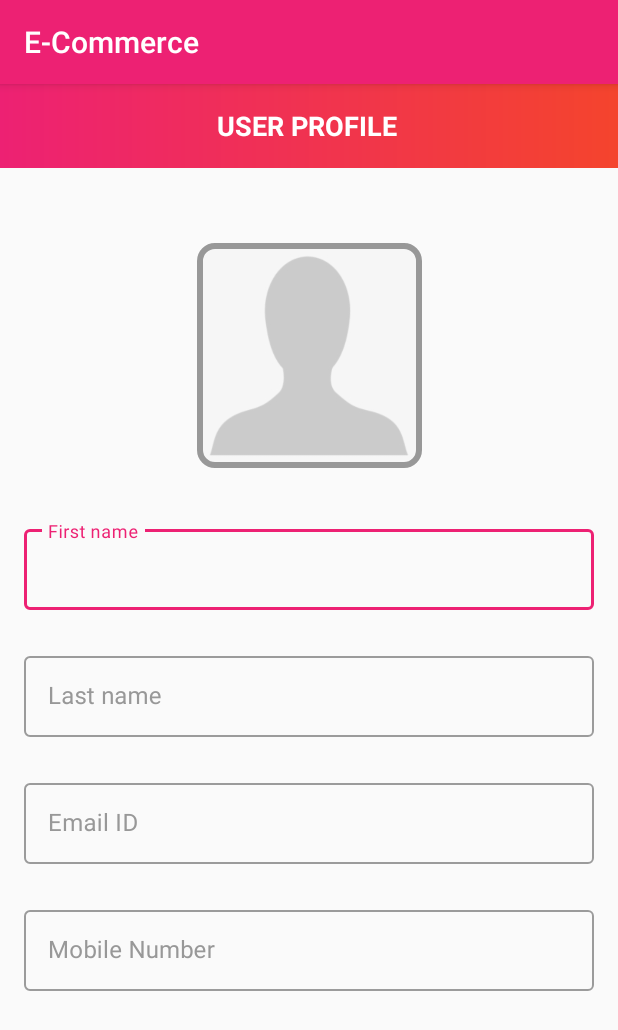
After one commit to Aaron-Cartier/E-Commerce_App, an Android app: the UserProfileActivity screen opened directly, with no data from a screen before it, on a phone screen of 412 x 824 dp. The commit adds this screen. Shown: the top 1030 px of the screen. Run offline under Robolectric (Android 15) with nearby library versions, the phone set to English and light mode, and no system bars.

Commit message:
commit #30 - Added a new activity named UserProfileActivity, this will be the profile edit part of the account. Added the initial layout, dimensions, string values, and colors.

```diff
--- a/app/src/main/AndroidManifest.xml
+++ b/app/src/main/AndroidManifest.xml
@@ -9,9 +9,12 @@
         android:roundIcon="@mipmap/ic_launcher_round"
         android:supportsRtl="true"
         android:theme="@style/AppTheme">
-        <activity android:name=".activities.ForgotPasswordActivity"
+        <activity android:name=".activities.UserProfileActivity"
+            android:screenOrientation="portrait"></activity>
+        <activity
+            android:name=".activities.ForgotPasswordActivity"
             android:screenOrientation="portrait"
-            android:theme="@style/AppTheme.NoActionBar"></activity>
+            android:theme="@style/AppTheme.NoActionBar" />
         <activity android:name=".activities.BaseActivity" />
         <activity
             android:name=".activities.RegisterActivity"
--- /dev/null
+++ b/app/src/main/java/com/example/e_commerce/activities/UserProfileActivity.kt
@@ -0,0 +1,12 @@
+package com.example.e_commerce.activities
+
+import androidx.appcompat.app.AppCompatActivity
+import android.os.Bundle
+import com.example.e_commerce.R
+
+class UserProfileActivity : AppCompatActivity() {
+    override fun onCreate(savedInstanceState: Bundle?) {
+        super.onCreate(savedInstanceState)
+        setContentView(R.layout.activity_user_profile)
+    }
+}
--- /dev/null
+++ b/app/src/main/res/drawable/app_gradient_color_background.xml
@@ -0,0 +1,10 @@
+<?xml version="1.0" encoding="utf-8"?>
+<shape xmlns:android="http://schemas.android.com/apk/res/android">
+    android:shape="rectangle">
+
+    <gradient
+        android:angle="360"
+        android:endColor="@color/colorThemeOrange"
+        android:startColor="@color/colorThemePink"
+        android:type="linear" />
+</shape>
--- /dev/null
+++ b/app/src/main/res/drawable/user_image_background.xml
@@ -0,0 +1,10 @@
+<?xml version="1.0" encoding="utf-8"?>
+<shape xmlns:android="http://schemas.android.com/apk/res/android">
+    android:shape="rectangle">
+
+    <stroke
+        android:width="@dimen/user_image_background_stroke"
+        android:color="@color/colorSecondaryText" />
+
+    <corners android:radius="@dimen/user_image_background_corner_radius" />
+</shape>
--- /dev/null
+++ b/app/src/main/res/layout/activity_user_profile.xml
@@ -0,0 +1,169 @@
+<?xml version="1.0" encoding="utf-8"?>
+<androidx.constraintlayout.widget.ConstraintLayout xmlns:android="http://schemas.android.com/apk/res/android"
+    xmlns:app="http://schemas.android.com/apk/res-auto"
+    xmlns:tools="http://schemas.android.com/tools"
+    android:layout_width="match_parent"
+    android:layout_height="match_parent"
+    tools:context=".activities.UserProfileActivity">
+
+    <androidx.appcompat.widget.Toolbar
+        android:id="@+id/toolbar_user_profile_activity"
+        android:layout_width="match_parent"
+        android:layout_height="?attr/actionBarSize"
+        android:background="@drawable/app_gradient_color_background"
+        app:layout_constraintEnd_toEndOf="parent"
+        app:layout_constraintStart_toStartOf="parent"
+        app:layout_constraintTop_toTopOf="parent">
+
+        <TextView
+            android:id="@+id/tv_title"
+            android:layout_width="match_parent"
+            android:layout_height="match_parent"
+            android:gravity="center"
+            android:paddingStart="@dimen/user_profile_toolbar_title_paddingStart"
+            android:paddingEnd="0dp"
+            android:text="@string/title_complete_profile"
+            android:textColor="@color/colorWhite"
+            android:textSize="@dimen/toolbar_title_text_size"
+            android:textStyle="bold" />
+
+    </androidx.appcompat.widget.Toolbar>
+
+    <ScrollView
+        android:layout_width="match_parent"
+        android:layout_height="0dp"
+        android:fillViewport="true"
+        android:scrollbars="none"
+        app:layout_constraintBottom_toBottomOf="parent"
+        app:layout_constraintEnd_toEndOf="parent"
+        app:layout_constraintStart_toStartOf="parent"
+        app:layout_constraintTop_toBottomOf="@id/toolbar_user_profile_activity">
+
+        <androidx.constraintlayout.widget.ConstraintLayout
+            android:layout_width="match_parent"
+            android:layout_height="wrap_content">
+
+            <FrameLayout
+                android:id="@+id/fl_user_image"
+                android:layout_width="@dimen/profile_user_image_size"
+                android:layout_height="@dimen/profile_user_image_size"
+                android:layout_marginTop="@dimen/profile_user_image_marginTop"
+                app:layout_constraintEnd_toEndOf="parent"
+                app:layout_constraintStart_toStartOf="parent"
+                app:layout_constraintTop_toTopOf="parent">
+
+                <ImageView
+                    android:id="@+id/iv_user_photo"
+                    android:layout_width="match_parent"
+                    android:layout_height="match_parent"
+                    android:layout_margin="@dimen/profile_user_photo_margin"
+                    android:background="@color/colorLightGrey"
+                    android:contentDescription="@string/content_description"
+                    android:scaleType="fitXY"
+                    android:src="@drawable/ic_user_placeholder" />
+
+                <View
+                    android:layout_width="match_parent"
+                    android:layout_height="match_parent"
+                    android:background="@drawable/user_image_background" />
+            </FrameLayout>
+
+            <com.google.android.material.textfield.TextInputLayout
+                android:id="@+id/til_first_name"
+                style="@style/Widget.MaterialComponents.TextInputLayout.OutlinedBox"
+                android:layout_width="match_parent"
+                android:layout_height="wrap_content"
+                android:layout_marginStart="16dp"
+                android:layout_marginTop="35dp"
+                android:layout_marginEnd="16dp"
+                android:hint="@string/hint_first_name"
+                android:textColorHint="@color/colorSecondaryText"
+                app:layout_constraintEnd_toEndOf="parent"
+                app:layout_constraintStart_toStartOf="parent"
+                app:layout_constraintTop_toBottomOf="@id/fl_user_image">
+
+                <com.example.e_commerce.utils.EditText
+                    android:id="@+id/et_first_name"
+                    android:layout_width="match_parent"
+                    android:layout_height="wrap_content"
+                    android:inputType="text"
+                    android:padding="@dimen/et_padding"
+                    android:textColor="@color/colorPrimaryText"
+                    android:textSize="@dimen/et_textSize" />
+            </com.google.android.material.textfield.TextInputLayout>
+
+            <com.google.android.material.textfield.TextInputLayout
+                android:id="@+id/til_last_name"
+                style="@style/Widget.MaterialComponents.TextInputLayout.OutlinedBox"
+                android:layout_width="match_parent"
+                android:layout_height="wrap_content"
+                android:layout_marginStart="16dp"
+                android:layout_marginTop="25dp"
+                android:layout_marginEnd="16dp"
+                android:hint="@string/hint_last_name"
+                android:textColorHint="@color/colorSecondaryText"
+                app:layout_constraintEnd_toEndOf="parent"
+                app:layout_constraintStart_toStartOf="parent"
+                app:layout_constraintTop_toBottomOf="@id/til_first_name">
+
+                <com.example.e_commerce.utils.EditText
+                    android:id="@+id/et_last_name"
+                    android:layout_width="match_parent"
+                    android:layout_height="wrap_content"
+                    android:inputType="text"
+                    android:padding="@dimen/et_padding"
+                    android:textColor="@color/colorPrimaryText"
+                    android:textSize="@dimen/et_textSize" />
+            </com.google.android.material.textfield.TextInputLayout>
+
+            <com.google.android.material.textfield.TextInputLayout
+                android:id="@+id/til_email"
+                style="@style/Widget.MaterialComponents.TextInputLayout.OutlinedBox"
+                android:layout_width="match_parent"
+                android:layout_height="wrap_content"
+                android:layout_marginStart="16dp"
+                android:layout_marginTop="25dp"
+                android:layout_marginEnd="16dp"
+                android:hint="@string/et_hint_email_id"
+                android:textColorHint="@color/colorSecondaryText"
+                app:layout_constraintEnd_toEndOf="parent"
+                app:layout_constraintStart_toStartOf="parent"
+                app:layout_constraintTop_toBottomOf="@id/til_last_name">
+
+                <com.example.e_commerce.utils.EditText
+                    android:id="@+id/et_email"
+                    android:layout_width="match_parent"
+                    android:layout_height="wrap_content"
+                    android:inputType="textEmailAddress"
+                    android:padding="@dimen/et_padding"
+                    android:textColor="@color/colorPrimaryText"
+                    android:textSize="@dimen/et_textSize" />
+            </com.google.android.material.textfield.TextInputLayout>
+
+            <com.google.android.material.textfield.TextInputLayout
+                android:id="@+id/til_mobile_number"
+                style="@style/Widget.MaterialComponents.TextInputLayout.OutlinedBox"
+                android:layout_width="match_parent"
+                android:layout_height="wrap_content"
+                android:layout_marginStart="16dp"
+                android:layout_marginTop="25dp"
+                android:layout_marginEnd="16dp"
+                android:hint="@string/et_hint_mobile_number"
+                android:textColorHint="@color/colorSecondaryText"
+                app:layout_constraintEnd_toEndOf="parent"
+                app:layout_constraintStart_toStartOf="parent"
+                app:layout_constraintTop_toBottomOf="@id/til_email">
+
+                <com.example.e_commerce.utils.EditText
+                    android:id="@+id/et_mobile_number"
+                    android:layout_width="match_parent"
+                    android:layout_height="wrap_content"
+                    android:inputType="phone"
+                    android:padding="@dimen/et_padding"
+                    android:textColor="@color/colorPrimaryText"
+                    android:textSize="@dimen/et_textSize" />
+            </com.google.android.material.textfield.TextInputLayout>
+
+        </androidx.constraintlayout.widget.ConstraintLayout>
+    </ScrollView>
+</androidx.constraintlayout.widget.ConstraintLayout>
--- a/app/src/main/res/values/colors.xml
+++ b/app/src/main/res/values/colors.xml
@@ -16,4 +16,6 @@
     <color name="colorSnackBarError">#F72400</color>
     <color name="colorSnackBarSuccess">#88C34A</color>
 
+    <color name="colorLightGrey">#F1F1F1</color>
+
 </resources>
--- a/app/src/main/res/values/dimensions.xml
+++ b/app/src/main/res/values/dimensions.xml
@@ -28,4 +28,15 @@
 
     <dimen name="forgot_password_title_textSize">18sp</dimen>
     <dimen name="forgot_password_title_description_textSize">14sp</dimen>
+
+    <dimen name="user_image_background_stroke">4dp</dimen>
+    <dimen name="user_image_background_corner_radius">10dp</dimen>
+    <dimen name="profile_user_image_size">150dp</dimen>
+    <dimen name="profile_user_image_marginTop">50dp</dimen>
+    <dimen name="profile_user_photo_margin">3dp</dimen>
+    <dimen name="profile_radio_button_height">40dp</dimen>
+    <dimen name="profile_radio_button_marginStartEnd">3dp</dimen>
+    <dimen name="gender_radio_button_radius">5dp</dimen>
+    <dimen name="gender_radio_button_stroke_width">1dp</dimen>
+    <dimen name="user_profile_toolbar_title_paddingStart">-18dp</dimen>
 </resources>
--- a/app/src/main/res/values/strings.xml
+++ b/app/src/main/res/values/strings.xml
@@ -43,4 +43,10 @@
     <string name="email_sent_success">Password reset email sent!</string>
     <string name="register_success">You have registered successfully!</string>
 
+    <string name="title_complete_profile">USER PROFILE</string>
+    <string name="et_hint_mobile_number">Mobile Number</string>
+    <string name="rb_lbl_male">MALE</string>
+    <string name="rb_lbl_female">FEMALE</string>
+    <string name="btn_lbl_save">Save</string>
+
 </resources>
```
Also changed, not shown: app/src/main/res/drawable/ic_user_placeholder.png (added).
